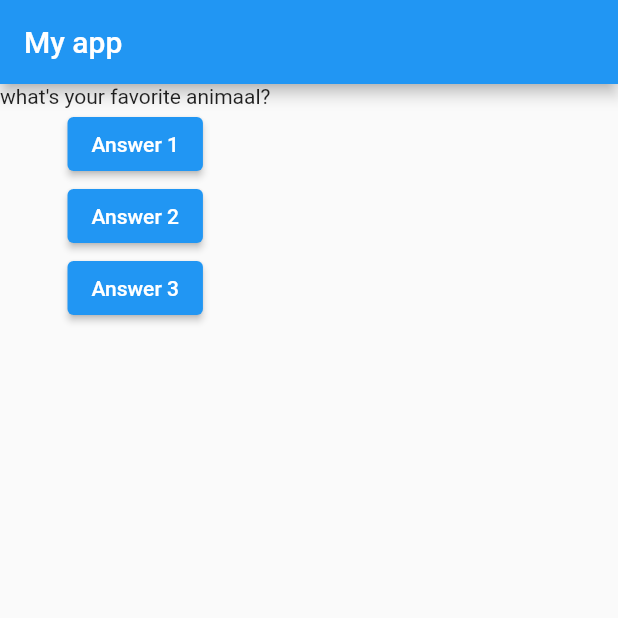
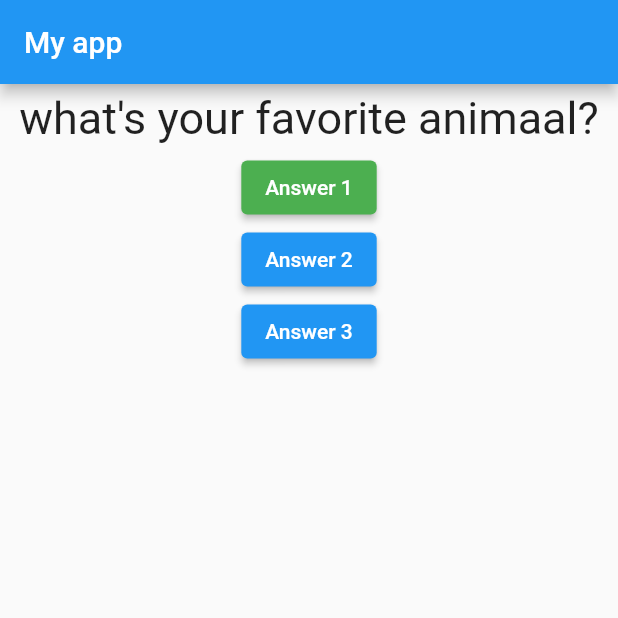
Before and after one commit to 1atul0/flutter-quizeapp, a Flutter app: the screen it shows after launch, after a tap on "Answer 1", on a phone screen of 412 x 824 dp, the top half of it. Run offline on Flutter 3.47's test engine with Material 2 defaults, Android fonts, the phone set to English and light mode, and no system bars.

Commit message:
some files answer.dart and question.dart is added to lib folder and connected to main dart file which help to not overwrite my code again and again

```diff
--- a/lib/1.dart
+++ /dev/null
@@ -1,2 +0,0 @@
-///this is multiple line comment
-///thjisj isjs
--- /dev/null
+++ b/lib/answer.dart
@@ -0,0 +1,19 @@
+import 'package:flutter/material.dart';
+
+class Answer extends StatelessWidget {
+  const Answer({super.key});
+
+  @override
+  Widget build(BuildContext context) {
+    return Container(
+      width: double.infinity,
+      child: ElevatedButton(
+        style: ButtonStyle(
+          backgroundColor: MaterialStateProperty.all(Colors.yellow),
+        ),
+        child: Text('Answer 1'),
+        onPressed: null,
+      ),
+    );
+  }
+}
--- a/lib/main.dart
+++ b/lib/main.dart
@@ -1,4 +1,9 @@
+// _MyAppState is public
+// but _MyAppState is private
+//private things is only accessible in that file where it is created
+//Question is widget written in another dart file
 import 'package:flutter/material.dart';
+import './question.dart';
 
 void main() => runApp(new MyApp());
 
@@ -6,18 +11,18 @@ class MyApp extends StatefulWidget {
   @override
   State<StatefulWidget> createState() {
     // TODO: implement createState
-    return MyAppState();
+    return _MyAppState();
   }
 }
 
-class MyAppState extends State<MyApp> {
-  var questionIndex = 0;
-  void answerQuestion() {
+class _MyAppState extends State<MyApp> {
+  var _questionIndex = 0;
+  void _answerQuestion() {
     setState(() {
-      questionIndex = ++questionIndex;
+      _questionIndex = ++_questionIndex;
     });
 
-    print(questionIndex);
+    print(_questionIndex);
     // print('Answer chosen');
   }
 
@@ -26,6 +31,7 @@ class MyAppState extends State<MyApp> {
     var questions = [
       'what is your favorite Color?',
       'what\'s your favorite animaal?',
+      'what is your favorite book?'
     ];
     return MaterialApp(
       home: Scaffold(
@@ -34,8 +40,14 @@ class MyAppState extends State<MyApp> {
         ),
         body: Column(
           children: [
-            Text(questions[questionIndex]),
-            ElevatedButton(child: Text("Answer 1"), onPressed: answerQuestion),
+            Question(questions[_questionIndex]),
+            ElevatedButton(
+              style: ButtonStyle(
+                backgroundColor: MaterialStateProperty.all(Colors.green),
+              ),
+              child: Text("Answer 1"),
+              onPressed: _answerQuestion,
+            ),
             ElevatedButton(
                 child: Text("Answer 2"),
                 onPressed: () => print("Answer 2 chosen!")),
--- /dev/null
+++ b/lib/question.dart
@@ -0,0 +1,19 @@
+import 'package:flutter/material.dart';
+
+class Question extends StatelessWidget {
+  final String questionText;
+  Question(this.questionText);
+
+  @override
+  Widget build(BuildContext context) {
+    return Container(
+      width: double.infinity,
+      margin: EdgeInsets.all(5),
+      child: Text(
+        questionText,
+        style: TextStyle(fontSize: 30),
+        textAlign: TextAlign.center,
+      ),
+    );
+  }
+}
```
